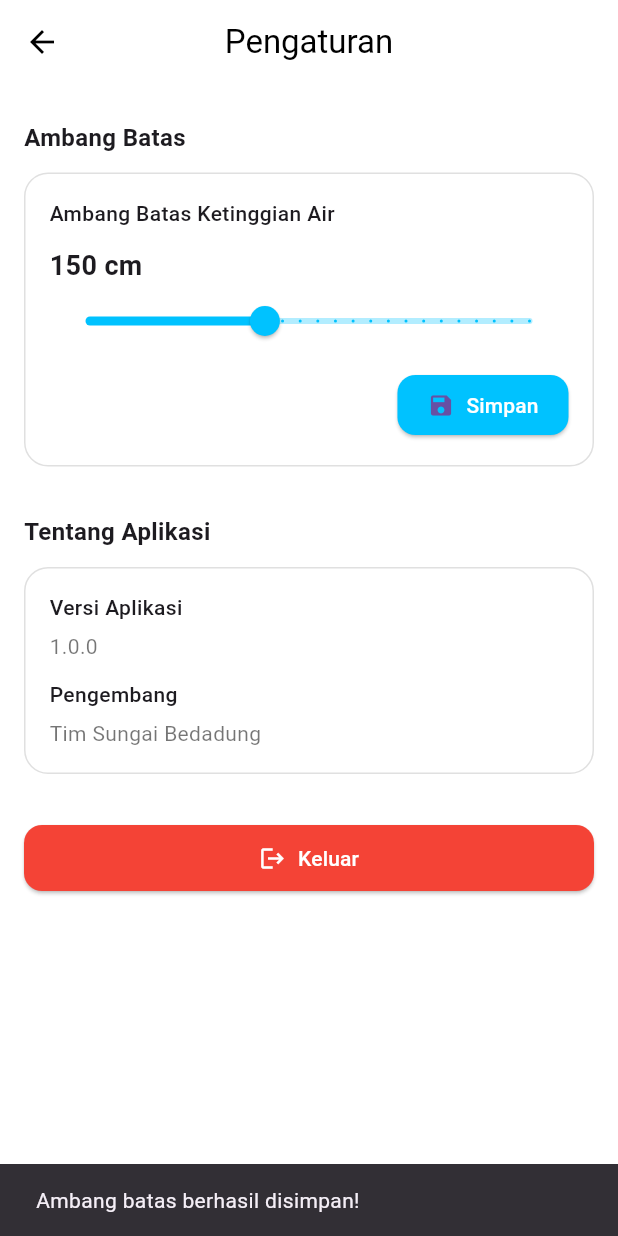
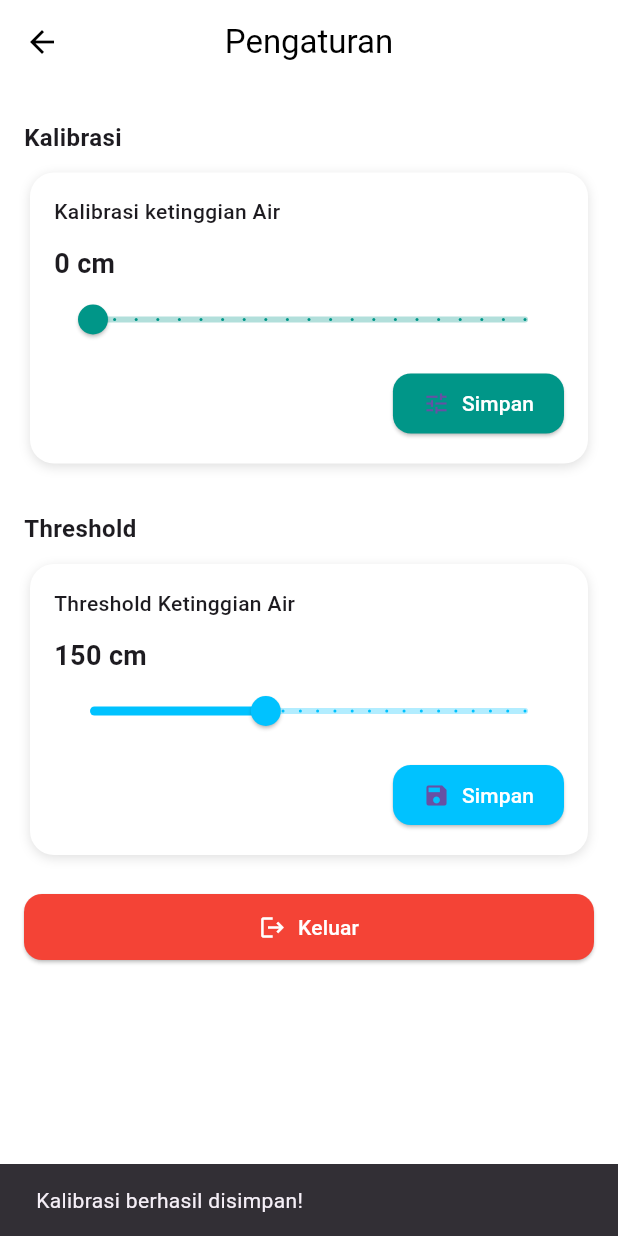
Before and after one commit to IQ1341/FloodDetectionApp, a Flutter app: the SettingsScreen screen opened directly, after a tap on "Simpan", on a phone screen of 412 x 824 dp. Run offline on Flutter 3.47's test engine with Material 3 defaults, Android fonts, the phone set to English and light mode, and no system bars; our stand-ins replace cloud_firestore, csv, firebase_auth, firebase_core, firebase_database, fl_chart and 1 more; accounts and stored records are empty; Roboto replaces fonts that are missing (Poppins).

Commit message:
update setting kalibrasi

```diff
--- a/lib/screens/settings_screen.dart
+++ b/lib/screens/settings_screen.dart
@@ -1,6 +1,7 @@
+import 'package:flutter/material.dart';
+import 'package:firebase_auth/firebase_auth.dart';
+import 'package:firebase_database/firebase_database.dart';
 import 'package:cloud_firestore/cloud_firestore.dart';
-import 'package:firebase_auth/firebase_auth.dart';
-import 'package:flutter/material.dart';
 import '../utils/constants.dart';
 
 class SettingsScreen extends StatefulWidget {
@@ -12,6 +13,7 @@ class SettingsScreen extends StatefulWidget {
 
 class _SettingsScreenState extends State<SettingsScreen> {
   double threshold = 150;
+  double kalibrasi = 0;
   bool isLoading = true;
   String? namaSungai;
 
@@ -28,41 +30,62 @@ class _SettingsScreenState extends State<SettingsScreen> {
     final doc = await FirebaseFirestore.instance.collection("users").doc(uid).get();
     if (doc.exists && doc.data()!.containsKey("nama_sungai")) {
       namaSungai = doc["nama_sungai"];
-      fetchThreshold();
+      await fetchThreshold();
+      await fetchKalibrasi();
+    }
+    if (mounted) setState(() => isLoading = false);
+  }
+
+    Future<void> fetchKalibrasi() async {
+    final db = FirebaseDatabase.instance.ref();
+    final path = '${namaSungai!.toLowerCase().replaceAll(" ", "_")}/kalibrasi/tinggiSensor';
+
+    final snapshot = await db.child(path).get();
+    if (snapshot.exists) {
+      kalibrasi = (snapshot.value as num).toDouble();
+    } else {
+      await db.child(path).set(kalibrasi);
     }
   }
 
-  void fetchThreshold() async {
-    final docRef = FirebaseFirestore.instance
-        .collection(namaSungai!.toLowerCase().replaceAll(" ", "_"))
-        .doc("threshold");
+  Future<void> fetchThreshold() async {
+    final db = FirebaseDatabase.instance.ref();
+    final path = '${namaSungai!.toLowerCase().replaceAll(" ", "_")}/threshold/nilai';
 
-    final doc = await docRef.get();
-
-    if (doc.exists && doc.data()!.containsKey("nilai")) {
-      setState(() {
-        threshold = (doc["nilai"] as num).toDouble();
-      });
+    final snapshot = await db.child(path).get();
+    if (snapshot.exists) {
+      threshold = (snapshot.value as num).toDouble();
     } else {
-      // Jika belum ada, simpan nilai default
-      await docRef.set({"nilai": threshold});
+      await db.child(path).set(threshold);
     }
-
-    if (mounted) setState(() => isLoading = false);
   }
 
-  void saveThreshold() async {
+
+  Future<void> saveKalibrasi() async {
     if (namaSungai == null) return;
 
-    await FirebaseFirestore.instance
-        .collection(namaSungai!.toLowerCase().replaceAll(" ", "_"))
-        .doc("threshold")
-        .set({"nilai": threshold});
+    final db = FirebaseDatabase.instance.ref();
+    final path = '${namaSungai!.toLowerCase().replaceAll(" ", "_")}/kalibrasi/tinggiSensor';
+    await db.child(path).set(kalibrasi);
+
+    ScaffoldMessenger.of(context).showSnackBar(
+      const SnackBar(content: Text("Kalibrasi berhasil disimpan!")),
+    );
+  }
+
+  Future<void> saveThreshold() async {
+    if (namaSungai == null) return;
+
+    final db = FirebaseDatabase.instance.ref();
+    final path = '${namaSungai!.toLowerCase().replaceAll(" ", "_")}/threshold/nilai';
+    await db.child(path).set(threshold);
 
     ScaffoldMessenger.of(context).showSnackBar(
       const SnackBar(content: Text("Ambang batas berhasil disimpan!")),
     );
   }
+
+
 
   void logout() async {
     await FirebaseAuth.instance.signOut();
@@ -91,12 +114,12 @@ class _SettingsScreenState extends State<SettingsScreen> {
       body: ListView(
         padding: const EdgeInsets.symmetric(horizontal: 16, vertical: 24),
         children: [
-          _buildSectionTitle("Ambang Batas"),
+          _buildSectionTitle("Kalibrasi"),
+          _buildKalibrasiCard(),
+          const SizedBox(height: 32),
+          _buildSectionTitle("Threshold"),
           _buildThresholdCard(),
-          const SizedBox(height: 32),
-          _buildSectionTitle("Tentang Aplikasi"),
-          _buildAboutCard(),
-          const SizedBox(height: 32),
+          const SizedBox(height: 24),
           _buildLogoutButton(),
         ],
       ),
@@ -113,18 +136,51 @@ class _SettingsScreenState extends State<SettingsScreen> {
     );
   }
 
-  Widget _buildThresholdCard() {
-    return Container(
-      padding: const EdgeInsets.all(16),
-      decoration: BoxDecoration(
-        color: Colors.white,
-        borderRadius: BorderRadius.circular(16),
-        border: Border.all(color: Colors.grey.shade300),
-      ),
+    Widget _buildKalibrasiCard() {
+    return _styledCard(
       child: Column(
         crossAxisAlignment: CrossAxisAlignment.start,
         children: [
-          const Text("Ambang Batas Ketinggian Air", style: TextStyle(fontSize: 14, fontWeight: FontWeight.w500)),
+          const Text("Kalibrasi ketinggian Air", style: TextStyle(fontSize: 14, fontWeight: FontWeight.w500)),
+          const SizedBox(height: 12),
+          Text("${kalibrasi.toInt()} cm", style: const TextStyle(fontSize: 18, fontWeight: FontWeight.bold)),
+          Slider(
+            value: kalibrasi,
+            min: 0,
+            max: 800,
+            divisions: 20,
+            label: "${kalibrasi.toInt()} cm",
+            onChanged: (value) => setState(() => kalibrasi = value),
+            activeColor: Colors.teal,
+            inactiveColor: Colors.teal.withOpacity(0.3),
+          ),
+          const SizedBox(height: 8),
+          Align(
+            alignment: Alignment.centerRight,
+            child: ElevatedButton.icon(
+              onPressed: saveKalibrasi,
+              icon: const Icon(Icons.tune, size: 18),
+              label: const Text("Simpan", style: TextStyle(color: Colors.white)),
+              style: ElevatedButton.styleFrom(
+                backgroundColor: Colors.teal,
+                padding: const EdgeInsets.symmetric(horizontal: 20, vertical: 10),
+                shape: RoundedRectangleBorder(borderRadius: BorderRadius.circular(12)),
+              ),
+            ),
+          ),
+        ],
+      ),
+    );
+  }
+
+
+
+  Widget _buildThresholdCard() {
+    return _styledCard(
+      child: Column(
+        crossAxisAlignment: CrossAxisAlignment.start,
+        children: [
+          const Text("Threshold Ketinggian Air", style: TextStyle(fontSize: 14, fontWeight: FontWeight.w500)),
           const SizedBox(height: 12),
           Text("${threshold.toInt()} cm", style: const TextStyle(fontSize: 18, fontWeight: FontWeight.bold)),
           Slider(
@@ -133,11 +189,7 @@ class _SettingsScreenState extends State<SettingsScreen> {
             max: 300,
             divisions: 25,
             label: "${threshold.toInt()} cm",
-            onChanged: (value) {
-              setState(() {
-                threshold = value;
-              });
-            },
+            onChanged: (value) => setState(() => threshold = value),
             activeColor: AppColors.primary,
             inactiveColor: AppColors.primary.withOpacity(0.3),
           ),
@@ -160,28 +212,6 @@ class _SettingsScreenState extends State<SettingsScreen> {
     );
   }
 
-  Widget _buildAboutCard() {
-    return Container(
-      padding: const EdgeInsets.all(16),
-      decoration: BoxDecoration(
-        color: Colors.white,
-        border: Border.all(color: Colors.grey.shade300),
-        borderRadius: BorderRadius.circular(16),
-      ),
-      child: const Column(
-        crossAxisAlignment: CrossAxisAlignment.start,
-        children: [
-          Text("Versi Aplikasi", style: TextStyle(fontWeight: FontWeight.w500)),
-          SizedBox(height: 6),
-          Text("1.0.0", style: TextStyle(color: Colors.black54)),
-          SizedBox(height: 12),
-          Text("Pengembang", style: TextStyle(fontWeight: FontWeight.w500)),
-          SizedBox(height: 6),
-          Text("Tim Sungai Bedadung", style: TextStyle(color: Colors.black54)),
-        ],
-      ),
-    );
-  }
 
   Widget _buildLogoutButton() {
     return ElevatedButton.icon(
@@ -195,4 +225,23 @@ class _SettingsScreenState extends State<SettingsScreen> {
       ),
     );
   }
+
+  Widget _styledCard({required Widget child}) {
+    return Container(
+      padding: const EdgeInsets.all(16),
+      margin: const EdgeInsets.symmetric(horizontal: 4),
+      decoration: BoxDecoration(
+        color: Colors.white,
+        borderRadius: BorderRadius.circular(16),
+        boxShadow: [
+          BoxShadow(
+            color: Colors.black12,
+            blurRadius: 6,
+            offset: Offset(0, 2),
+          ),
+        ],
+      ),
+      child: child,
+    );
+  }
 }
--- a/pubspec.yaml
+++ b/pubspec.yaml
@@ -47,6 +47,9 @@ dependencies:
   shared_preferences: ^2.5.3
   intl: ^0.20.2
   firebase_database: ^11.3.5
+  csv: ^6.0.0
+  path_provider: ^2.1.5
+  share_plus: ^11.0.0
 
 dev_dependencies:
   flutter_test:
```
Also changed, not shown: lib/screens/dashboard_screen.dart (+154 -58 lines), lib/screens/location_screen.dart (+37 -1 lines), pubspec.lock.
